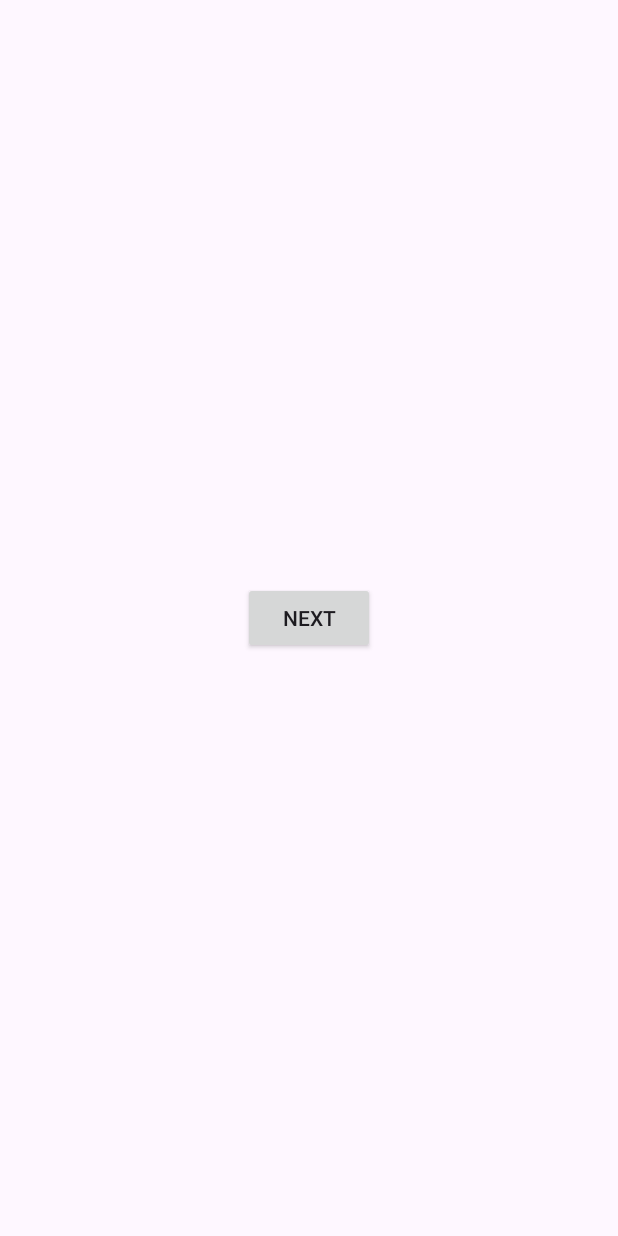
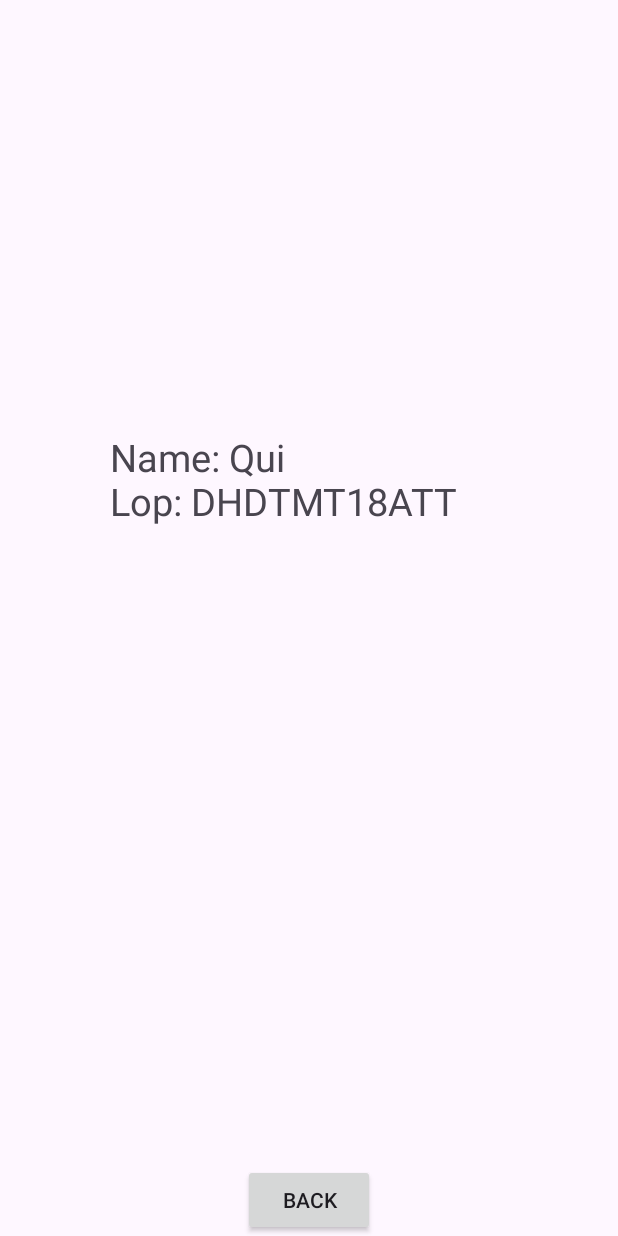
Before and after one commit to DoanCongQui/Android_IUH, an Android app: the screen it shows after launch (MainActivity before the commit, MainActivity2 after it), after a tap on "NEXT", on a phone screen of 412 x 824 dp. Run offline under Robolectric (Android 15) with nearby library versions, the phone set to English and light mode, and no system bars.

Commit message:
getIntent

```diff
--- a/Bai2_button/app/src/main/java/com/example/bai2/MainActivity.java
+++ b/Bai2_button/app/src/main/java/com/example/bai2/MainActivity.java
@@ -29,8 +29,9 @@ public class MainActivity extends Activity {
             * */
             @Override
             public void onClick(View view) {
-                Intent intent = new Intent(Intent.ACTION_SENDTO, Uri.parse("sms:0332596846"));
-                intent.putExtra("sms_body", "Hi Qui"); // putExtra
+                Intent intent = new Intent(MainActivity.this, MainActivity2.class);
+                intent.putExtra("ten", "Qui");
+                intent.putExtra("lop", "DHDTMT18ATT");
                 startActivity(intent);
             }
         });
--- a/Bai2_button/app/src/main/java/com/example/bai2/MainActivity2.java
+++ b/Bai2_button/app/src/main/java/com/example/bai2/MainActivity2.java
@@ -6,19 +6,28 @@ import android.net.Uri;
 import android.os.Bundle;
 import android.view.View;
 import android.widget.Button;
+import android.widget.TextView;
 
 
 public class MainActivity2 extends Activity {
     Button btnNext;
+    TextView textView;
     @Override
     protected void onCreate(Bundle savedInstanceState) {
         super.onCreate(savedInstanceState);
         setContentView(R.layout.activity_main2);
         btnNext = findViewById(R.id.button2);
+        textView = findViewById(R.id.textViewShow);
+        Intent intent = getIntent();
+        String name = intent.getStringExtra("ten");
+        String lop = intent.getStringExtra("lop");
+        textView.setText("Name: "+ name + "\nLop: "+ lop);
+
         btnNext.setOnClickListener(new View.OnClickListener() {
+
             @Override
             public void onClick(View view) {
-                Intent intent = new Intent(Intent.ACTION_SENDTO, Uri.parse("sms://0332596846"));
+                Intent intent = new Intent(MainActivity2.this, MainActivity.class);
                 startActivity(intent);
             }
         });
--- a/Bai2_button/app/src/main/res/layout/activity_main2.xml
+++ b/Bai2_button/app/src/main/res/layout/activity_main2.xml
@@ -6,15 +6,6 @@
     android:layout_width="match_parent"
     android:layout_height="match_parent"
     tools:context=".MainActivity">
-
-    <TextView
-        android:layout_width="wrap_content"
-        android:layout_height="wrap_content"
-        android:text="Hello quis nha"
-        app:layout_constraintBottom_toBottomOf="parent"
-        app:layout_constraintEnd_toEndOf="parent"
-        app:layout_constraintStart_toStartOf="parent"
-        app:layout_constraintTop_toTopOf="parent" />
 
     <Button
         android:id="@+id/button2"
@@ -25,4 +16,14 @@
         app:layout_constraintEnd_toEndOf="parent"
         app:layout_constraintStart_toStartOf="parent" />
 
+    <TextView
+        android:id="@+id/textViewShow"
+        android:layout_width="265dp"
+        android:layout_height="202dp"
+        android:textSize="25sp"
+        app:layout_constraintBottom_toTopOf="@+id/button2"
+        app:layout_constraintEnd_toEndOf="parent"
+        app:layout_constraintStart_toStartOf="parent"
+        app:layout_constraintTop_toTopOf="parent" />
+
 </androidx.constraintlayout.widget.ConstraintLayout>
```
